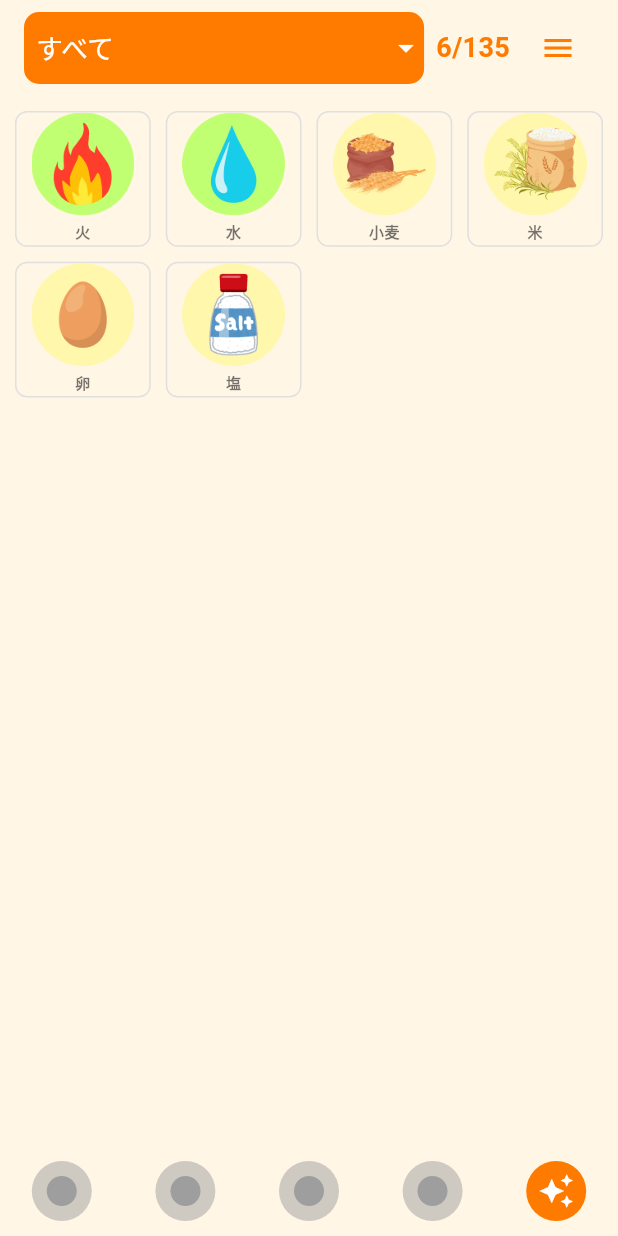
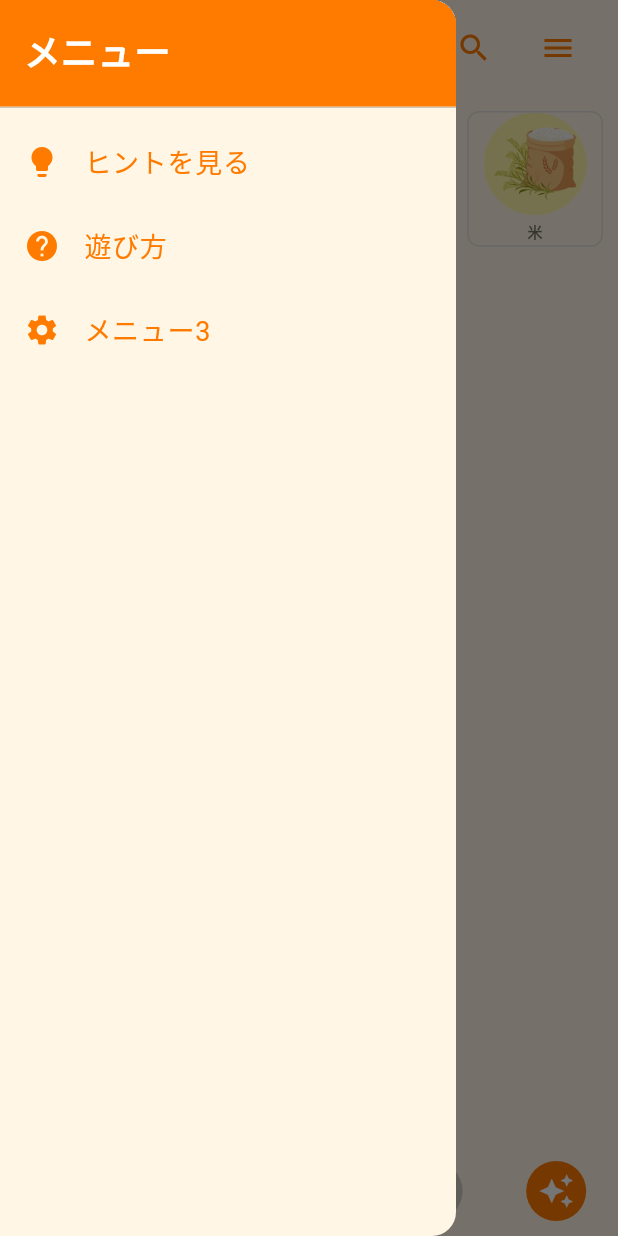
Before and after one commit to TakanaKonbu/alchemist_restaurant, a Flutter app: the MainScreen screen opened directly, with the side drawer open (before the commit the screen has no drawer), on a phone screen of 412 x 824 dp. Run offline on Flutter 3.47's test engine with Material 3 defaults, Android fonts, the phone set to English and light mode, and no system bars; our stand-ins replace csv, shared_preferences; accounts and stored records are empty.

Commit message:
スライドメニューの簡易的実装

```diff
--- a/lib/main_screen.dart
+++ b/lib/main_screen.dart
@@ -1,5 +1,6 @@
 import 'package:flutter/material.dart';
 import 'package:alchemist_restaurant/models/item_data.dart';
+import 'package:alchemist_restaurant/menu_drawer.dart';
 import 'package:shared_preferences/shared_preferences.dart';
 import 'package:csv/csv.dart';
 import 'package:flutter/services.dart' show rootBundle;
@@ -41,6 +42,7 @@ class _MainScreenState extends State<MainScreen> {
   late List<ItemData> _availableItems;
   late List<ItemData> _filteredItems;
   final List<ItemData?> _footerSlots = List.filled(4, null);
+  final GlobalKey<ScaffoldState> _scaffoldKey = GlobalKey<ScaffoldState>();
 
   @override
   void initState() {
@@ -130,7 +132,9 @@ class _MainScreenState extends State<MainScreen> {
   @override
   Widget build(BuildContext context) {
     return Scaffold(
+      key: _scaffoldKey,
       backgroundColor: const Color(0xFFFFF6E6),
+      drawer: const MenuDrawer(),
       body: SafeArea(
         child: Column(
           children: [
@@ -188,13 +192,18 @@ class _MainScreenState extends State<MainScreen> {
                   ),
                   const SizedBox(width: 8),
                   IconButton(
+                    icon: const Icon(Icons.search),
+                    color: accentColor,
+                    onPressed: () {
+                      _scaffoldKey.currentState?.openDrawer();
+                    },
+                  ),
+                  const SizedBox(width: 8),
+                  IconButton(
                     icon: const Icon(Icons.menu),
                     color: accentColor,
                     onPressed: () {
-                      print('メニューが押されました');
-                      ScaffoldMessenger.of(context).showSnackBar(
-                        const SnackBar(content: Text('メニューはまだ実装されていません！')),
-                      );
+                      _scaffoldKey.currentState?.openDrawer();
                     },
                   ),
                 ],
@@ -363,14 +372,12 @@ class _MainScreenState extends State<MainScreen> {
     ItemData? resultItem;
 
     for (var recipe in _recipes) {
-      // 素材名をidに変換
       final recipeIds = recipe.ingredients
           .map((name) => _nameToIdMap[name])
           .where((id) => id != null)
           .cast<String>()
           .toList()
         ..sort();
-      // 素材数と内容が完全に一致する場合のみマッチ（ソート済みで比較）
       if (placedItemIds.length == recipeIds.length && placedItemIds.join(',') == recipeIds.join(',')) {
         print('Match found: ${recipe.name}, Placed: $placedItemIds, Recipe: $recipeIds');
         resultItem = ItemData(
--- /dev/null
+++ b/lib/menu_drawer.dart
@@ -0,0 +1,74 @@
+import 'package:flutter/material.dart';
+
+class MenuDrawer extends StatelessWidget {
+  const MenuDrawer({super.key});
+
+  static const Color accentColor = Color(0xFFFF7B00);
+
+  @override
+  Widget build(BuildContext context) {
+    return Drawer(
+      backgroundColor: const Color(0xFFFFF6E6),
+      child: ListView(
+        padding: EdgeInsets.zero,
+        children: [
+          const SizedBox(
+            height: 80,
+            child: DrawerHeader(
+              decoration: BoxDecoration(
+                color: accentColor,
+              ),
+              child: Text(
+                'メニュー',
+                style: TextStyle(
+                  color: Colors.white,
+                  fontSize: 24,
+                  fontWeight: FontWeight.bold,
+                ),
+              ),
+            ),
+          ),
+          ListTile(
+            leading: const Icon(Icons.lightbulb, color: accentColor),
+            title: const Text(
+              'ヒントを見る',
+              style: TextStyle(color: accentColor, fontSize: 18),
+            ),
+            onTap: () {
+              Navigator.pop(context); // Drawerを閉じる
+              ScaffoldMessenger.of(context).showSnackBar(
+                const SnackBar(content: Text('メニュー1が選択されました')),
+              );
+            },
+          ),
+          ListTile(
+            leading: const Icon(Icons.help, color: accentColor),
+            title: const Text(
+              '遊び方',
+              style: TextStyle(color: accentColor, fontSize: 18),
+            ),
+            onTap: () {
+              Navigator.pop(context);
+              ScaffoldMessenger.of(context).showSnackBar(
+                const SnackBar(content: Text('メニュー2が選択されました')),
+              );
+            },
+          ),
+          ListTile(
+            leading: const Icon(Icons.settings, color: accentColor),
+            title: const Text(
+              'メニュー3',
+              style: TextStyle(color: accentColor, fontSize: 18),
+            ),
+            onTap: () {
+              Navigator.pop(context);
+              ScaffoldMessenger.of(context).showSnackBar(
+                const SnackBar(content: Text('メニュー3が選択されました')),
+              );
+            },
+          ),
+        ],
+      ),
+    );
+  }
+}
```
